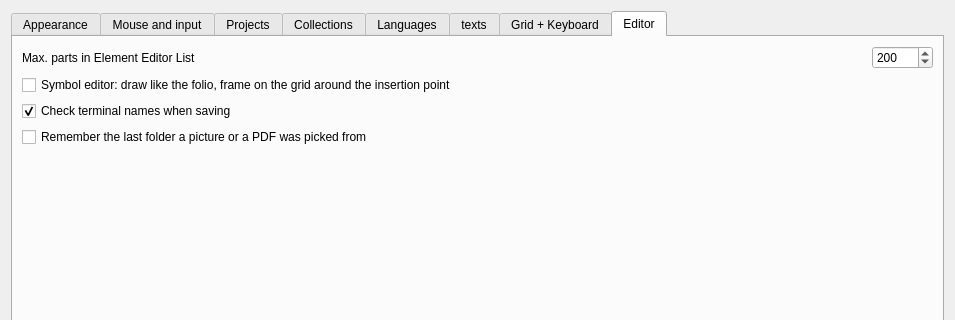
First picture: the form in sources/ui/configpage/generalconfigurationpage.ui, repository qelectrotech/qelectrotech-source-mirror, before the edit; both pictures show x 0 to 955 and y 0 to 320 of the 955 by 675 pixel window.
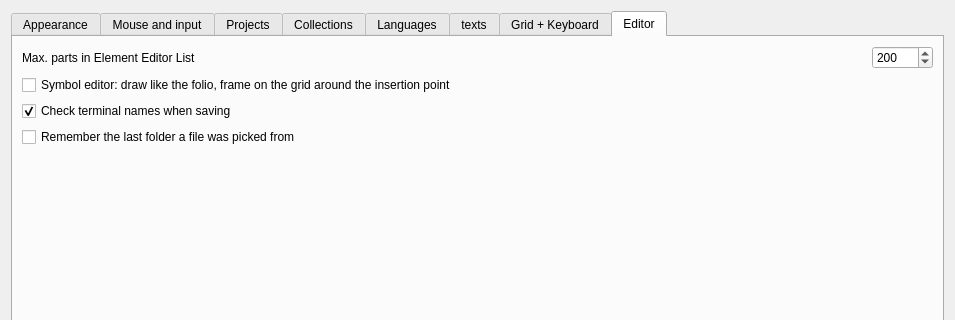
Second picture: the form after the edit. The open tabs and pages were chosen to show the change. Icons and pictures are not drawn. Custom widgets are drawn as their Qt base class.

Commit message: Start every file and folder dialog in the folder used last

The edit to the form file:
```diff
--- a/sources/ui/configpage/generalconfigurationpage.ui
+++ b/sources/ui/configpage/generalconfigurationpage.ui
@@ -2355,7 +2355,7 @@
           <string>Off, the default: the dialog of "Add a picture" and "Add a PDF" starts in the pictures or the documents folder every time. On: it starts in the folder the last file was picked from, as long as that folder still exists.</string>
          </property>
          <property name="text">
-          <string>Remember the last folder a picture or a PDF was picked from</string>
+          <string>Remember the last folder a file was picked from</string>
          </property>
         </widget>
        </item>
```
Left out of the diff: 4 changed lines with no effect on the pictures. The commit also changes 13 other files.
